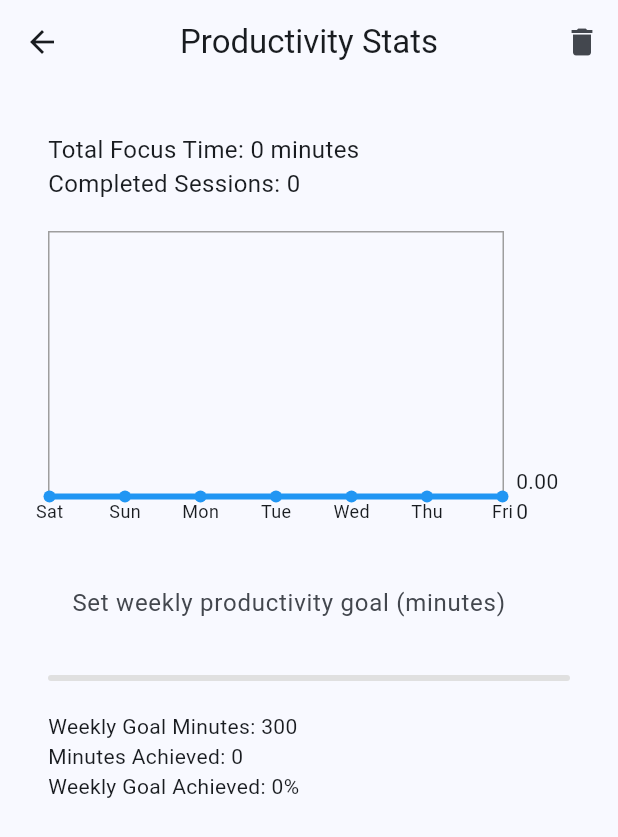
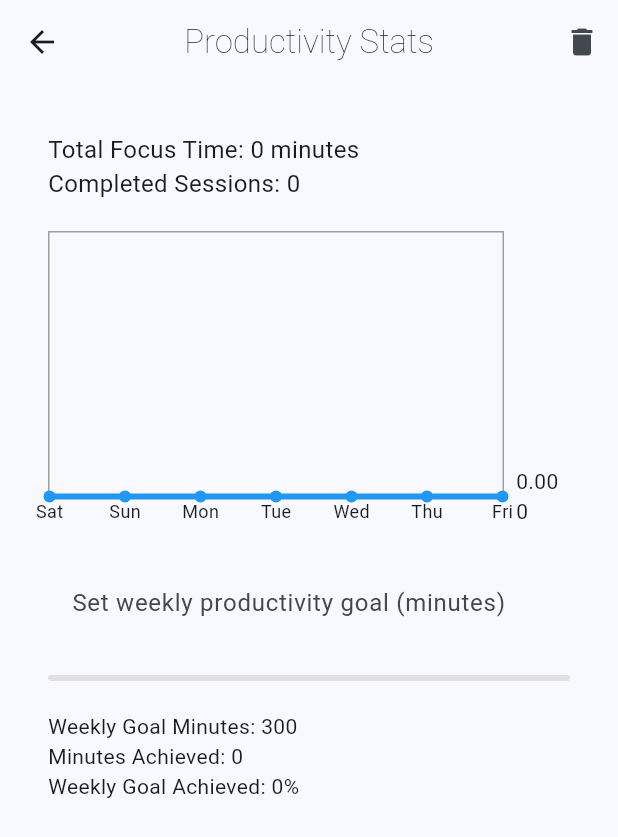
Before and after one commit to AhmadMahdaly/Focus_tracker, a Flutter app: the screen it shows after launch, in the side drawer, after a tap on "Statistics", on a phone screen of 412 x 824 dp. Shown: the top 837 px of the screen. Run offline on Flutter 3.47's test engine with Material 3 defaults, Android fonts, the phone set to English and light mode, and no system bars; drawn by our look-alikes of fl_chart; our stand-ins replace audioplayers, flutter_local_notifications, hive, hive_flutter, percent_indicator, permission_handler; accounts and stored records are empty.

Commit message:
Enhance StatsScreen title style for improved UI consistency

```diff
--- a/lib/screens/stats_screen.dart
+++ b/lib/screens/stats_screen.dart
@@ -131,7 +131,10 @@ class _StatsScreenState extends State<StatsScreen> {
     }
     return Scaffold(
       appBar: AppBar(
-        title: const Text('Productivity Stats'),
+        title: const Text(
+          'Productivity Stats',
+          style: TextStyle(fontWeight: FontWeight.w200),
+        ),
         centerTitle: true,
         actions: [
           IconButton(
```
